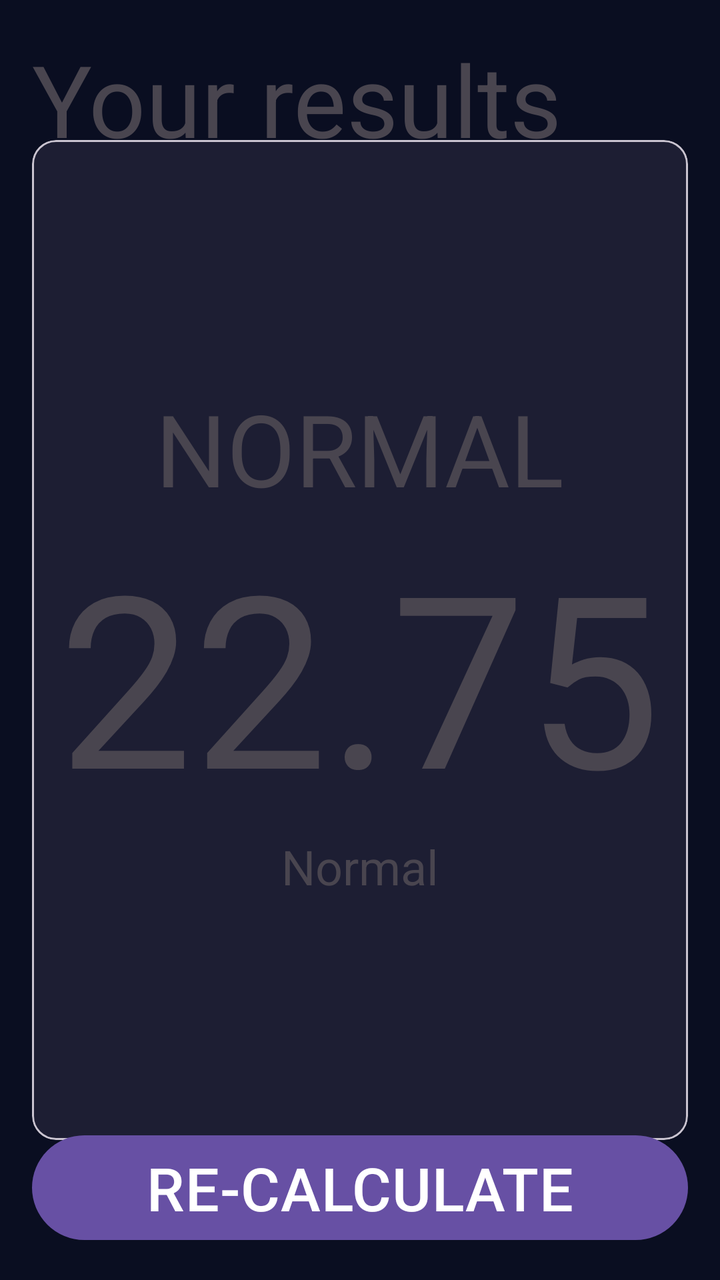
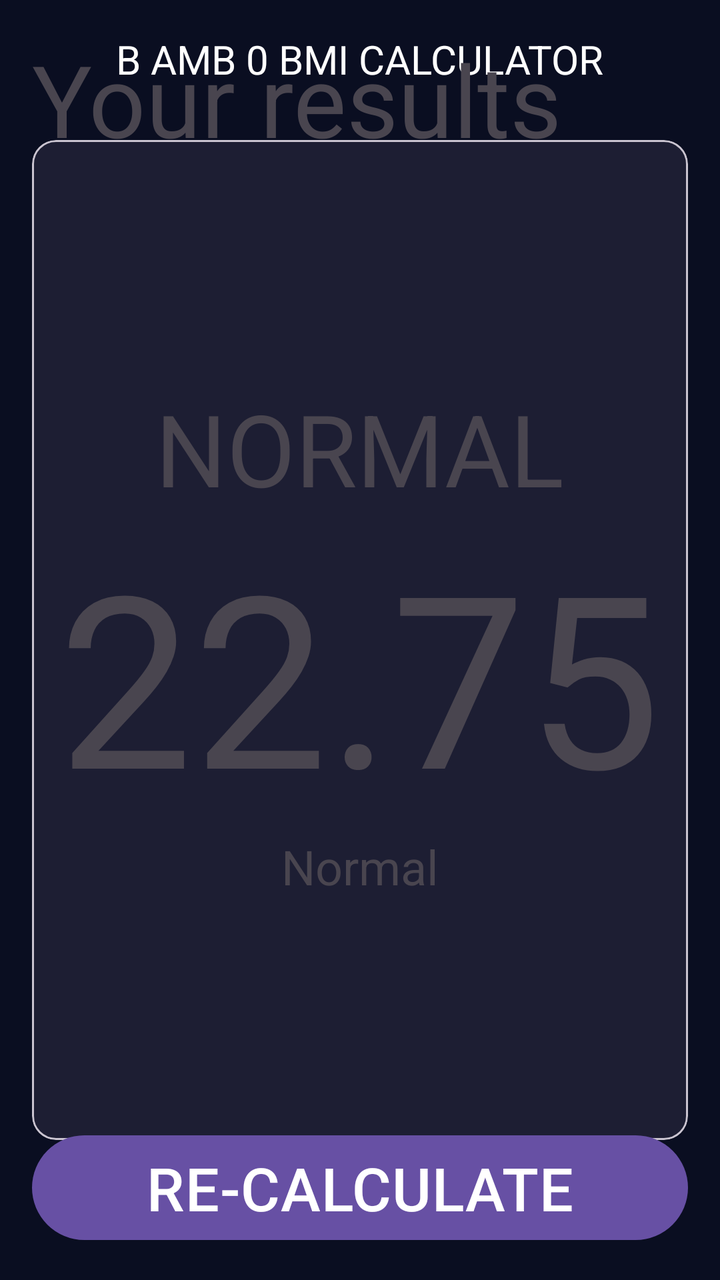

Compare the two renders of this Android layout. The source of the first and the diff that turns it into the second are given below.
<!-- AndroidManifest.xml: application theme Theme.Activitat03 -->
<!-- res/layout/activity_main2.xml -->
<?xml version="1.0" encoding="utf-8"?>
<androidx.constraintlayout.widget.ConstraintLayout xmlns:android="http://schemas.android.com/apk/res/android"
    xmlns:app="http://schemas.android.com/apk/res-auto"
    xmlns:tools="http://schemas.android.com/tools"
    android:id="@+id/main"
    android:layout_width="match_parent"
    android:layout_height="match_parent"
    tools:context=".MainActivity2"
    android:padding="16dp"
    android:background="@color/background_app">

    <TextView
        android:layout_width="match_parent"
        android:layout_height="match_parent"
        android:text="Your results"
        android:textSize="50sp">

    </TextView>

    <com.google.android.material.card.MaterialCardView
        android:id="@+id/results"
        android:layout_width="0dp"
        android:layout_height="500dp"
        app:cardBackgroundColor="@color/background_items_personal"
        app:layout_constraintBottom_toBottomOf="parent"
        app:layout_constraintEnd_toEndOf="parent"
        app:layout_constraintStart_toStartOf="parent"
        app:layout_constraintTop_toTopOf="parent"
        >

        <LinearLayout
            android:layout_width="match_parent"
            android:layout_height="match_parent"
            android:gravity="center"
            android:orientation="vertical">

            <TextView
                android:layout_width="wrap_content"
                android:layout_height="wrap_content"
                android:text="NORMAL"
                android:textSize="50sp">

            </TextView>

            <TextView
                android:layout_width="wrap_content"
                android:layout_height="wrap_content"
                android:text="22.75"
                android:textSize="120sp">

            </TextView>

            <TextView
                android:layout_width="wrap_content"
                android:layout_height="wrap_content"
                android:text="Normal"
                android:textSize="24sp">

            </TextView>
        </LinearLayout>

    </com.google.android.material.card.MaterialCardView>

    <Button
        android:id="@+id/button_recalculate"
        android:layout_width="match_parent"
        android:layout_height="wrap_content"
        android:text="RE-CALCULATE"
        android:textSize="30sp"
        app:layout_constraintTop_toBottomOf="@id/results"
        app:layout_constraintBottom_toBottomOf="parent"
        app:layout_constraintVertical_bias="1.0"
        tools:layout_editor_absoluteX="16dp">

    </Button>



</androidx.constraintlayout.widget.ConstraintLayout>
<!-- resources referenced by this layout -->
<resources>
  <color name="background_app">#0A0E21</color>
  <color name="background_items_personal">#1D1E33</color>
  <style name="Theme.Activitat03" parent="Base.Theme.Activitat03" />
  <style name="Base.Theme.Activitat03" parent="Theme.Material3.DayNight.NoActionBar">
          
          
      </style>
</resources>

<!-- the commit's change to res/layout/activity_main2.xml (unified diff, before → after) -->
@@ -5,17 +5,44 @@
     android:id="@+id/main"
     android:layout_width="match_parent"
     android:layout_height="match_parent"
-    tools:context=".MainActivity2"
+    android:background="@color/background_app"
     android:padding="16dp"
-    android:background="@color/background_app">
+    tools:context=".MainActivity2">
 
-    <TextView
+    <LinearLayout
+        android:id="@+id/title_app"
+        android:layout_width="match_parent"
+        android:layout_height="wrap_content"
+        android:layout_marginBottom="32dp"
+        android:gravity="center"
+        app:layout_constraintEnd_toEndOf="parent"
+        app:layout_constraintStart_toStartOf="parent"
+        app:layout_constraintTop_toTopOf="parent">
+
+
+        <TextView
+            android:layout_width="wrap_content"
+            android:layout_height="wrap_content"
+            android:text="B AMB 0 BMI CALCULATOR"
+            android:textColor="@color/white"
+            android:textSize="20sp">
+
+        </TextView>
+    </LinearLayout>
+
+    <LinearLayout
         android:layout_width="match_parent"
         android:layout_height="match_parent"
-        android:text="Your results"
-        android:textSize="50sp">
+        >
 
-    </TextView>
+        <TextView
+            android:layout_width="match_parent"
+            android:layout_height="match_parent"
+            android:text="Your results"
+            android:textSize="50sp">
+        </TextView>
+    </LinearLayout>
+
 
     <com.google.android.material.card.MaterialCardView
         android:id="@+id/results"
@@ -25,8 +52,7 @@
         app:layout_constraintBottom_toBottomOf="parent"
         app:layout_constraintEnd_toEndOf="parent"
         app:layout_constraintStart_toStartOf="parent"
-        app:layout_constraintTop_toTopOf="parent"
-        >
+        app:layout_constraintTop_toTopOf="parent">
 
         <LinearLayout
             android:layout_width="match_parent"
@@ -67,13 +93,12 @@
         android:layout_height="wrap_content"
         android:text="RE-CALCULATE"
         android:textSize="30sp"
+        app:layout_constraintBottom_toBottomOf="parent"
         app:layout_constraintTop_toBottomOf="@id/results"
-        app:layout_constraintBottom_toBottomOf="parent"
         app:layout_constraintVertical_bias="1.0"
         tools:layout_editor_absoluteX="16dp">
 
     </Button>
 
 
-
 </androidx.constraintlayout.widget.ConstraintLayout>
<!-- resource entries referenced after the edit -->
@@ -2,6 +2,7 @@
 <resources>
   <color name="background_app">#0A0E21</color>
   <color name="background_items_personal">#1D1E33</color>
+  <color name="white">#FFFFFFFF</color>
   <style name="Theme.Activitat03" parent="Base.Theme.Activitat03" />
   <style name="Base.Theme.Activitat03" parent="Theme.Material3.DayNight.NoActionBar">
           
